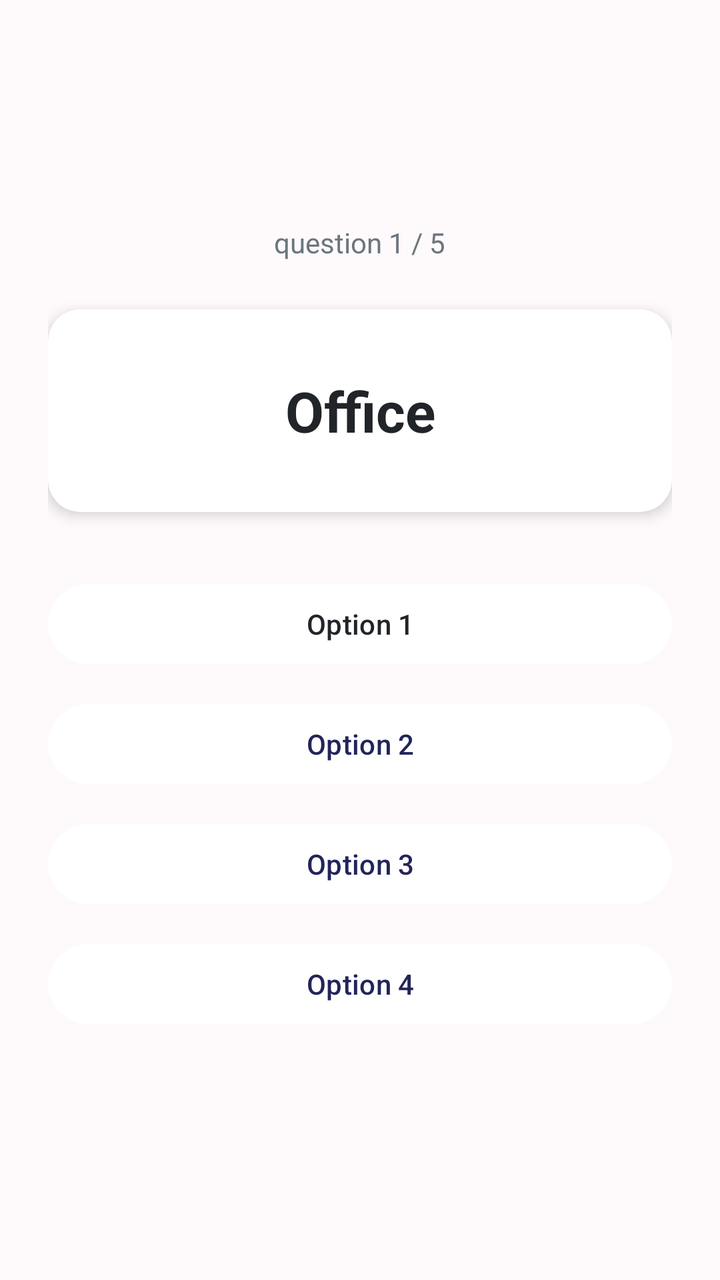
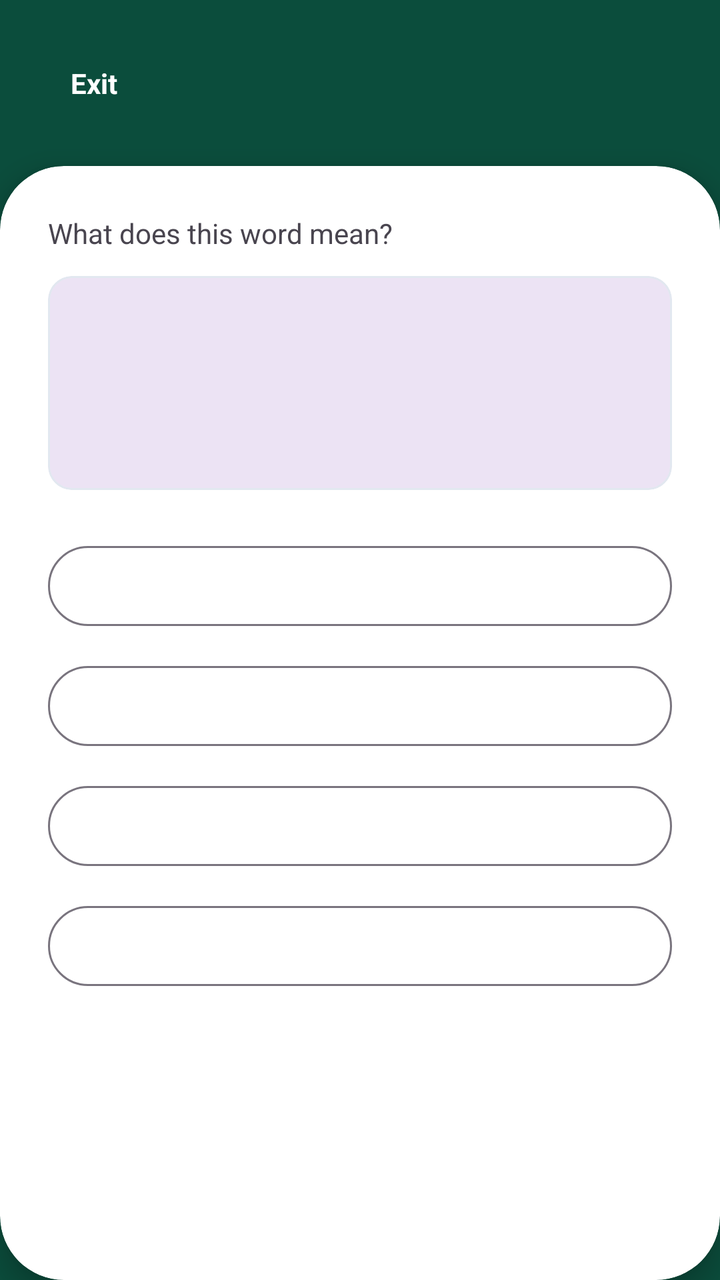

Compare the two renders of this Android layout. The source of the first and the diff that turns it into the second are given below.
<!-- AndroidManifest.xml: application theme Theme.Ingles_app -->
<!-- res/layout/activity_test.xml -->
<?xml version="1.0" encoding="utf-8"?>
<LinearLayout xmlns:android="http://schemas.android.com/apk/res/android"
    android:layout_width="match_parent"
    android:layout_height="match_parent"
    xmlns:app="http://schemas.android.com/apk/res-auto"
    android:orientation="vertical"
    android:padding="24dp"
    android:gravity="center"
    android:background="#FEF9FA">

        <TextView
            android:id="@+id/txtProgress"
            android:layout_width="wrap_content"
            android:layout_height="wrap_content"
            android:text="question 1 / 5"
            android:textSize="14sp"
            android:textColor="#6C757D"
            android:layout_marginBottom="24dp" />

        <androidx.cardview.widget.CardView
            android:layout_width="match_parent"
            android:layout_height="wrap_content"
            android:layout_marginBottom="32dp"
            app:cardCornerRadius="16dp"
            app:cardElevation="4dp"
            xmlns:app="http://schemas.android.com/apk/res-auto">

            <TextView
                android:id="@+id/txtWordToTest"
                android:layout_width="match_parent"
                android:layout_height="wrap_content"
                android:padding="32dp"
                android:text="Office"
                android:textSize="28sp"
                android:textStyle="bold"
                android:gravity="center"
                android:textColor="#212529" />

        </androidx.cardview.widget.CardView>

        <Button
            android:id="@+id/btnOption1"
            android:layout_width="match_parent"
            android:layout_height="wrap_content"
            android:layout_marginBottom="12dp"
            android:text="Option 1"
            android:backgroundTint="#FFFFFF"
            android:textColor="#212529" />

        <Button
            android:id="@+id/btnOption2"
            android:layout_width="match_parent"
            android:layout_height="wrap_content"
            android:layout_marginBottom="12dp"
            android:text="Option 2"
            android:backgroundTint="#FFFFFF"
            android:textColor="#212559" />

        <Button
            android:id="@+id/btnOption3"
            android:layout_width="match_parent"
            android:layout_height="wrap_content"
            android:layout_marginBottom="12dp"
            android:text="Option 3"
            android:backgroundTint="#FFFFFF"
            android:textColor="#212559" />

        <Button
            android:id="@+id/btnOption4"
            android:layout_width="match_parent"
            android:layout_height="wrap_content"
            android:layout_marginBottom="12dp"
            android:text="Option 4"
            android:backgroundTint="#FFFFFF"
            android:textColor="#212559" />



</LinearLayout>
<!-- resources referenced by this layout -->
<resources>
  <style name="Theme.Ingles_app" parent="Base.Theme.Ingles_app" />
  <style name="Base.Theme.Ingles_app" parent="Theme.Material3.DayNight.NoActionBar">
          
          
      </style>
</resources>

<!-- the commit's change to res/layout/activity_test.xml (unified diff, before → after) -->
@@ -1,79 +1,124 @@
 <?xml version="1.0" encoding="utf-8"?>
-<LinearLayout xmlns:android="http://schemas.android.com/apk/res/android"
+<androidx.constraintlayout.widget.ConstraintLayout
+    xmlns:android="http://schemas.android.com/apk/res/android"
+    xmlns:app="http://schemas.android.com/apk/res-auto"
+    android:id="@+id/main"
     android:layout_width="match_parent"
     android:layout_height="match_parent"
-    xmlns:app="http://schemas.android.com/apk/res-auto"
-    android:orientation="vertical"
-    android:padding="24dp"
-    android:gravity="center"
-    android:background="#FEF9FA">
+    android:background="@color/primary_dark_green">
 
-        <TextView
-            android:id="@+id/txtProgress"
-            android:layout_width="wrap_content"
+        <LinearLayout
+            android:id="@+id/headerTest"
+            android:layout_width="match_parent"
             android:layout_height="wrap_content"
-            android:text="question 1 / 5"
-            android:textSize="14sp"
-            android:textColor="#6C757D"
-            android:layout_marginBottom="24dp" />
+            android:gravity="center_vertical"
+            android:orientation="horizontal"
+            android:padding="24dp"
+            app:layout_constraintTop_toTopOf="parent">
+
+                <TextView
+                    android:id="@+id/btnQuit"
+                    android:layout_width="wrap_content"
+                    android:layout_height="wrap_content"
+                    android:padding="8dp"
+                    android:text=" Exit"
+                    android:textColor="@color/white"
+                    android:textStyle="bold" />
+
+                <TextView
+                    android:id="@+id/tvTestTitle"
+                    android:layout_width="0dp"
+                    android:layout_height="wrap_content"
+                    android:layout_marginStart="8dp"
+                    android:layout_weight="1"
+                    android:textColor="@color/white"
+                    android:textSize="22sp"
+                    android:textStyle="bold" />
+
+                <TextView
+                    android:id="@+id/txtProgress"
+                    android:layout_width="wrap_content"
+                    android:layout_height="wrap_content"
+                    android:textSize="14sp"
+                    android:textColor="#B2DFDB"/>
+        </LinearLayout>
 
         <androidx.cardview.widget.CardView
             android:layout_width="match_parent"
-            android:layout_height="wrap_content"
-            android:layout_marginBottom="32dp"
-            app:cardCornerRadius="16dp"
-            app:cardElevation="4dp"
-            xmlns:app="http://schemas.android.com/apk/res-auto">
+            android:layout_height="0dp"
+            app:cardBackgroundColor="@color/white"
+            app:cardCornerRadius="32dp"
+            app:cardElevation="8dp"
+            app:layout_constraintBottom_toBottomOf="parent"
+            app:layout_constraintTop_toBottomOf="@id/headerTest">
 
-            <TextView
-                android:id="@+id/txtWordToTest"
+            <LinearLayout
                 android:layout_width="match_parent"
-                android:layout_height="wrap_content"
-                android:padding="32dp"
-                android:text="Office"
-                android:textSize="28sp"
-                android:textStyle="bold"
-                android:gravity="center"
-                android:textColor="#212529" />
+                android:layout_height="match_parent"
+                android:orientation="vertical"
+                android:padding="24dp">
 
+                    <TextView
+                        android:layout_width="wrap_content"
+                        android:layout_height="wrap_content"
+                        android:text="What does this word mean?"
+                        android:textSize="14sp"/>
+
+                    <com.google.android.material.card.MaterialCardView
+                        android:layout_width="match_parent"
+                        android:layout_height="wrap_content"
+                        android:layout_marginTop="12dp"
+                        android:layout_marginBottom="24dp"
+                        app:cardElevation="0dp"
+                        app:strokeColor="@color/border_input"
+                        app:strokeWidth="1dp">
+
+                            <TextView
+                                android:id="@+id/txtWordToTest"
+                                android:layout_width="match_parent"
+                                android:layout_height="wrap_content"
+                                android:gravity="center"
+                                android:padding="32dp"
+                                android:textColor="@color/text_title"
+                                android:textSize="32sp"
+                                android:textStyle="bold" />
+                    </com.google.android.material.card.MaterialCardView>
+
+                    <Button
+                        android:id="@+id/btnOption1"
+                        style="?attr/materialButtonOutlinedStyle"
+                        android:layout_width="match_parent"
+                        android:layout_height="wrap_content"
+                        android:layout_marginBottom="12dp"
+                        android:textAllCaps="false"
+                        android:textSize="16sp" />
+
+                    <Button
+                        android:id="@+id/btnOption2"
+                        style="?attr/materialButtonOutlinedStyle"
+                        android:layout_width="match_parent"
+                        android:layout_height="wrap_content"
+                        android:layout_marginBottom="12dp"
+                        android:textAllCaps="false"
+                        android:textSize="16sp" />
+
+                    <Button
+                        android:id="@+id/btnOption3"
+                        style="?attr/materialButtonOutlinedStyle"
+                        android:layout_width="match_parent"
+                        android:layout_height="wrap_content"
+                        android:layout_marginBottom="12dp"
+                        android:textAllCaps="false"
+                        android:textSize="16sp" />
+
+                    <Button
+                        android:id="@+id/btnOption4"
+                        style="?attr/materialButtonOutlinedStyle"
+                        android:layout_width="match_parent"
+                        android:layout_height="wrap_content"
+                        android:textAllCaps="false"
+                        android:textSize="16sp" />
+            </LinearLayout>
         </androidx.cardview.widget.CardView>
 
-        <Button
-            android:id="@+id/btnOption1"
-            android:layout_width="match_parent"
-            android:layout_height="wrap_content"
-            android:layout_marginBottom="12dp"
-            android:text="Option 1"
-            android:backgroundTint="#FFFFFF"
-            android:textColor="#212529" />
-
-        <Button
-            android:id="@+id/btnOption2"
-            android:layout_width="match_parent"
-            android:layout_height="wrap_content"
-            android:layout_marginBottom="12dp"
-            android:text="Option 2"
-            android:backgroundTint="#FFFFFF"
-            android:textColor="#212559" />
-
-        <Button
-            android:id="@+id/btnOption3"
-            android:layout_width="match_parent"
-            android:layout_height="wrap_content"
-            android:layout_marginBottom="12dp"
-            android:text="Option 3"
-            android:backgroundTint="#FFFFFF"
-            android:textColor="#212559" />
-
-        <Button
-            android:id="@+id/btnOption4"
-            android:layout_width="match_parent"
-            android:layout_height="wrap_content"
-            android:layout_marginBottom="12dp"
-            android:text="Option 4"
-            android:backgroundTint="#FFFFFF"
-            android:textColor="#212559" />
-
-
-
-</LinearLayout>
+</androidx.constraintlayout.widget.ConstraintLayout>
<!-- resource entries referenced after the edit -->
@@ -1,5 +1,9 @@
 <!-- resources referenced by this layout -->
 <resources>
+  <color name="border_input">#E2E8F0</color>
+  <color name="primary_dark_green">#0B4D3C</color>
+  <color name="text_title">#1E293B</color>
+  <color name="white">#FFFFFFFF</color>
   <style name="Theme.Ingles_app" parent="Base.Theme.Ingles_app" />
   <style name="Base.Theme.Ingles_app" parent="Theme.Material3.DayNight.NoActionBar">
           
